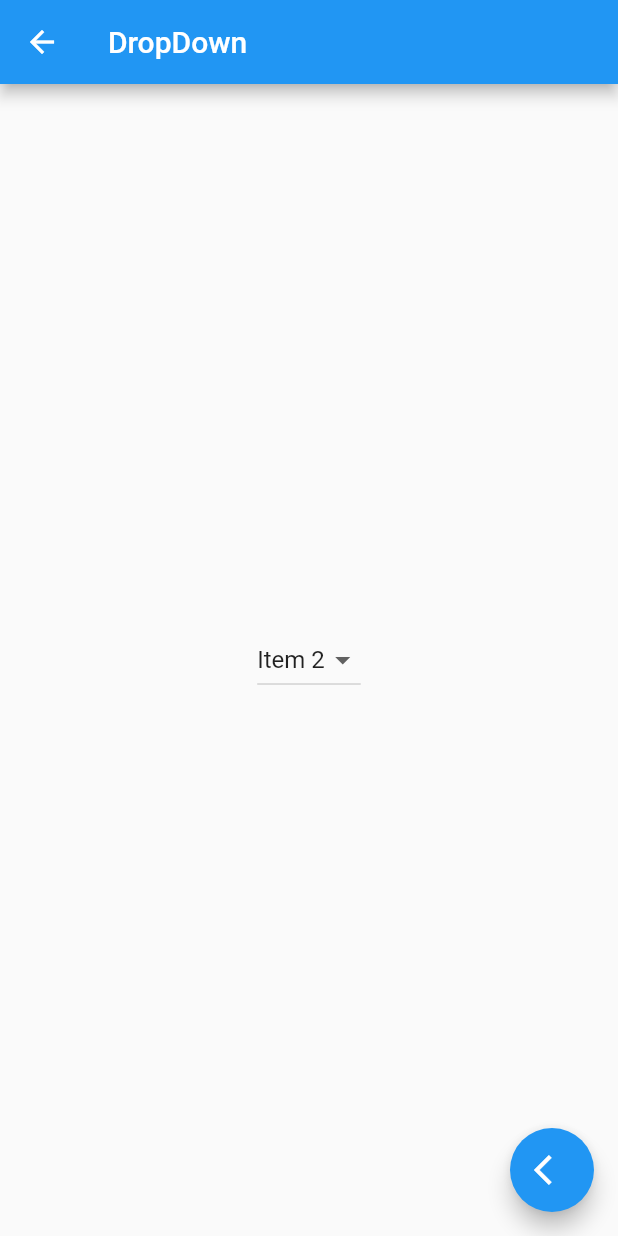
After one commit to minhthoai190892/flutter_2_15_tutorial, a Flutter app: the DropDownn screen opened by its route, on a phone screen of 412 x 824 dp. The commit adds this screen. Run offline on Flutter 3.47's test engine with Material 2 defaults, Android fonts, the phone set to English and light mode, and no system bars.

Commit message:
dropDown

```diff
--- a/lib/main.dart
+++ b/lib/main.dart
@@ -1,5 +1,6 @@
 import 'package:flutter/material.dart';
 import 'package:flutter_2_15/pages/dialog.dart';
+import 'package:flutter_2_15/pages/dropdown.dart';
 import 'package:flutter_2_15/pages/example_basic.dart';
 import 'package:flutter_2_15/pages/extract_widget.dart';
 import 'package:flutter_2_15/pages/home_pages.dart';
@@ -37,6 +38,7 @@ class MyApp extends StatelessWidget {
         SnackBarr.nameRoute:(context)=>const SnackBarr(),
         TextFieldd.nameRoute:(context)=>const TextFieldd(),
         TabBarr.nameRoute:(context)=>const TabBarr(),
+        DropDownn.nameRoute:(context)=> DropDownn(),
       },
     );
   }
--- /dev/null
+++ b/lib/pages/dropdown.dart
@@ -0,0 +1,67 @@
+import 'package:flutter/material.dart';
+import 'package:flutter_2_15/widgets/floating_action_button.dart';
+
+class DropDownn extends StatefulWidget {
+  DropDownn({Key? key}) : super(key: key);
+  static const nameRoute = '/dropdown';
+
+  @override
+  State<DropDownn> createState() => _DropDownnState();
+}
+
+class _DropDownnState extends State<DropDownn> {
+  final List dataItem = [
+    {
+      "item 1": "Item 1",
+      "data": 1,
+    },
+    {
+      "item 1": "Item 2",
+      "data": 2,
+    },
+    {
+      "item 3": "Item 3",
+      "data": 3,
+    },
+  ];
+
+  late int dataAwal;
+  @override
+  void initState() {
+    dataAwal = dataItem[1]['data'];
+    // TODO: implement initState
+    super.initState();
+  }
+
+  @override
+  Widget build(BuildContext context) {
+    return Scaffold(
+      appBar: AppBar(
+        title: const Text("DropDown"),
+      ),
+      body: Center(
+        child: Padding(
+          padding: EdgeInsets.all(20),
+          child: DropdownButton<int>(
+            value: dataAwal,
+            items: dataItem
+                .map(
+                  (e) => DropdownMenuItem(
+                    child: Text("${e['item 1']}"),
+                    value: e['data'] as int,
+                  ),
+                )
+                .toList(),
+            onChanged: (value) {
+              setState(() {
+                dataAwal = value!;
+                print(value);
+              });
+            },
+          ),
+        ),
+      ),
+      floatingActionButton: const floatingActionButton(),
+    );
+  }
+}
--- a/lib/pages/home_pages.dart
+++ b/lib/pages/home_pages.dart
@@ -124,9 +124,11 @@ class HomePage extends StatelessWidget {
                 title: const Text("Tab Bar"),
               ),
               ListTile(
-                onTap: () {},
+                 onTap: () {
+                  Navigator.pushReplacementNamed(context, '/dropdown');
+                },
                 leading: const Icon(Icons.home),
-                title: const Text("Home"),
+                title: const Text("DropDown"),
               ),
               ListTile(
                 onTap: () {},
--- a/lib/pages/tabBar.dart
+++ b/lib/pages/tabBar.dart
@@ -1,6 +1,7 @@
 // ignore_for_file: file_names
 
 import 'package:flutter/material.dart';
+import 'package:flutter_2_15/widgets/floating_action_button.dart';
 
 class TabBarr extends StatelessWidget {
   const TabBarr({Key? key}) : super(key: key);
@@ -50,6 +51,7 @@ class TabBarr extends StatelessWidget {
             child: Text("tab 3"),
           ),
         ]),
+        floatingActionButton: const floatingActionButton(),
       ),
     );
   }
```
